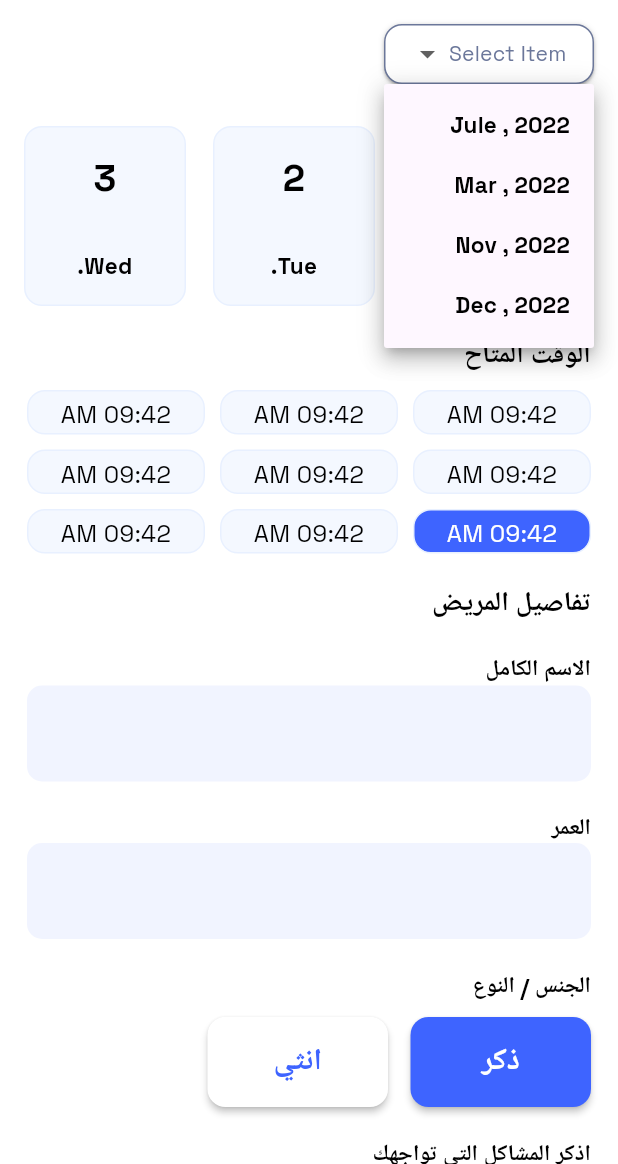
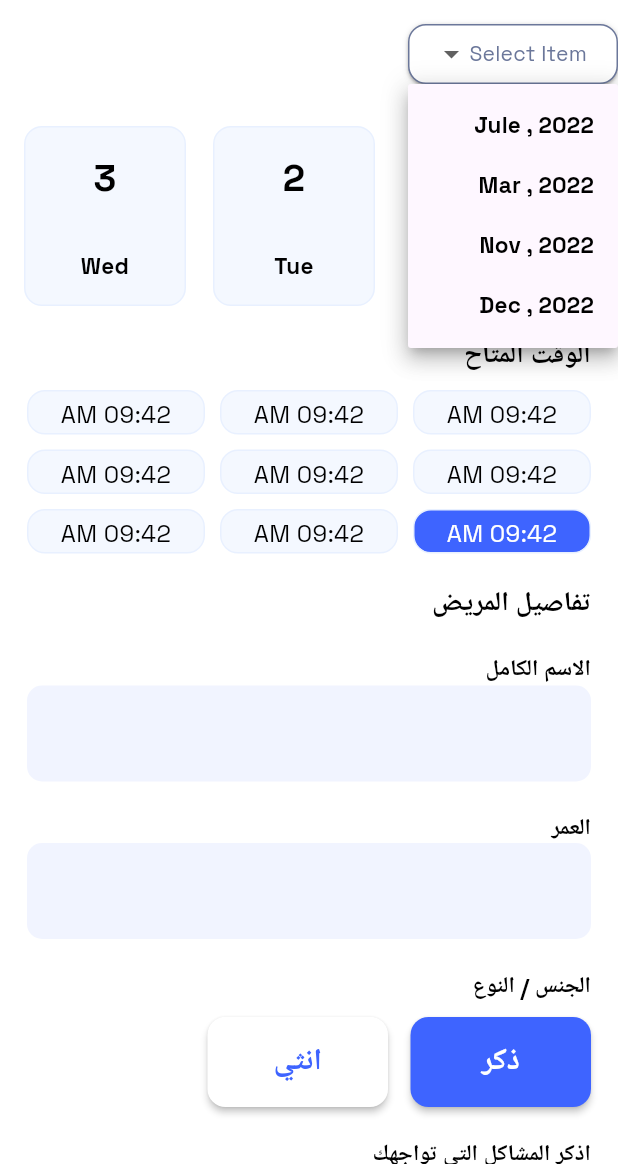
Before and after one commit to Open-Sourcers/DocLink_Flutter, a Flutter app: the NewAppointmentView screen opened by its route, after a tap on "Select Item", on a phone screen of 412 x 824 dp, the part 72-1236 px from its top. Run offline on Flutter 3.47's test engine with Material 3 defaults, Android fonts, the phone set to English and light mode, and no system bars; drawn by our look-alikes of dropdown_button2; our stand-ins replace awesome_dialog, dartz, dio, flutter_bloc, flutter_screenutil, flutter_svg and 7 more.

Commit message:
refactor new appointment padding part1

```diff
--- a/lib/features/user_views/new_appointment/presentation/views/widgets/custom_drop_down_feild.dart
+++ b/lib/features/user_views/new_appointment/presentation/views/widgets/custom_drop_down_feild.dart
@@ -22,10 +22,11 @@ class _CustomDropDownFeildState extends State<CustomDropDownFeild> {
   @override
   Widget build(BuildContext context) {
     return ListTile(
+      contentPadding: const EdgeInsets.only(left: 18.0),
       leading: DropdownButtonHideUnderline(
         child: DropdownButton2<String>(
           alignment: Alignment.centerLeft,
-          isExpanded: false,
+          isExpanded: true,
           hint: const Text(
             'Select Item',
             style: Styless.textRegular14,
--- a/lib/features/user_views/new_appointment/presentation/views/widgets/new_appointment_days_list_view.dart
+++ b/lib/features/user_views/new_appointment/presentation/views/widgets/new_appointment_days_list_view.dart
@@ -11,9 +11,9 @@ class NewAppointmentDaysListView extends StatefulWidget {
 
 class _NewAppointmentDaysListViewState
     extends State<NewAppointmentDaysListView> {
-  final List monthes = ["Mon.", "Tue.", "Wed.", "Thu.", "Fri.", "Sat.", "Sun."];
+  final List monthes = ["Mon", "Tue", "Wed", "Thu", "Fri", "Sat", "Sun"];
   int currentDay = 0;
-  int dayNum = 30;
+  int dayNum = 7;
   @override
   Widget build(BuildContext context) {
     return SizedBox(
@@ -25,7 +25,7 @@ class _NewAppointmentDaysListViewState
           return Padding(
             padding: EdgeInsets.only(
               left: index == 0 ? 18 : 0,
-              right: index == dayNum - 1 ? 0 : 18,
+              right: index == dayNum ? 0 : 18,
             ),
             child: CustomDayCard(
               onTap: () {
```
